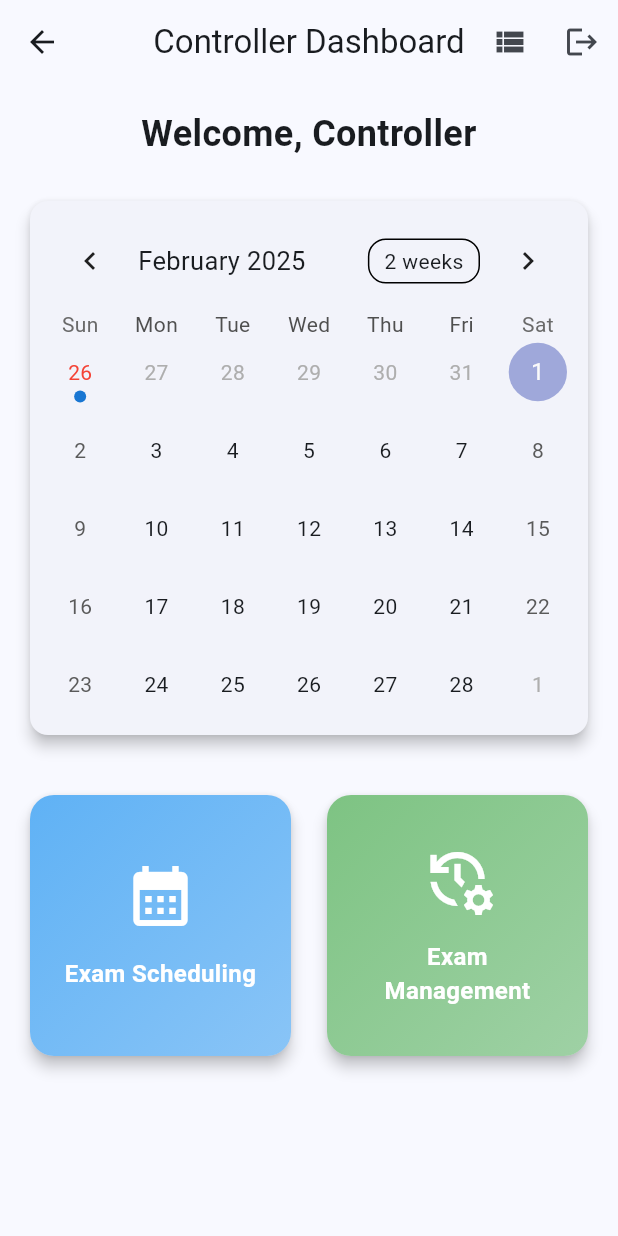
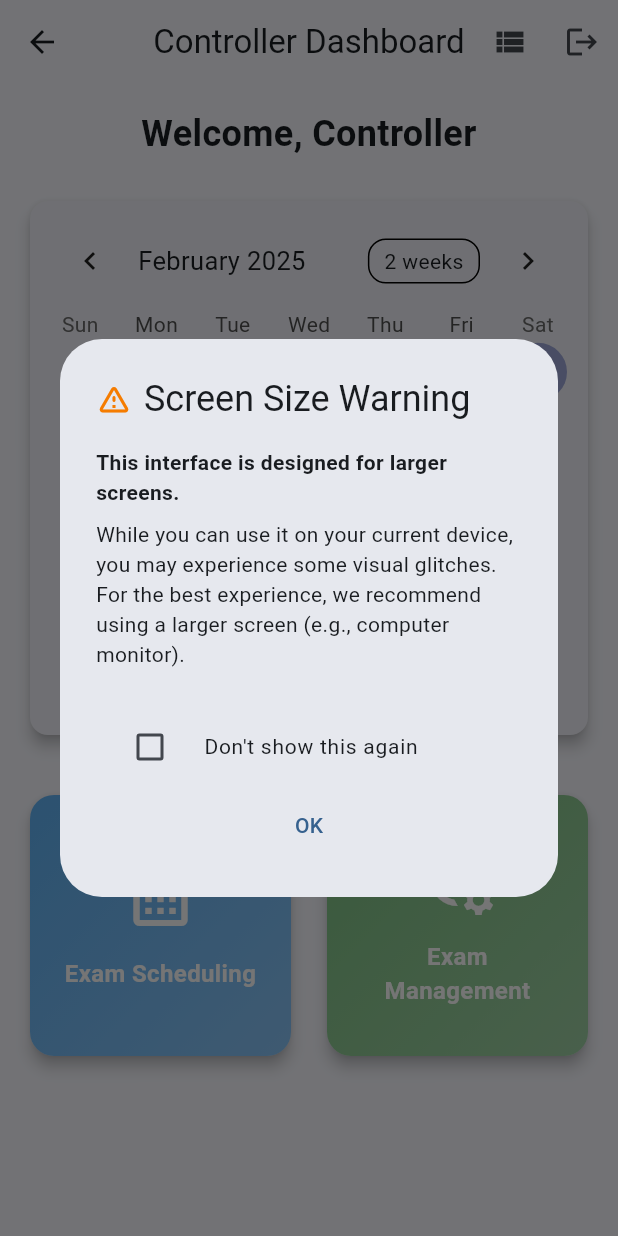
Before and after one commit to MalluBeast69/office_pal, a Flutter app: the ControllerDashboardPage screen opened by its route, on a phone screen of 412 x 824 dp. Run offline on Flutter 3.47's test engine with Material 3 defaults, Android fonts, the light colour scheme and no system bars; drawn by our look-alikes of table_calendar; our stand-ins replace file_picker, flutter_animate, flutter_riverpod, loading_animation_widget, pdf, shared_preferences and 1 more; missing offline and left inert: excel, universal_html; accounts and stored records are empty.

Commit message:
added warning for smaller screens

```diff
--- a/lib/features/controller/presentation/pages/controller_dashboard_page.dart
+++ b/lib/features/controller/presentation/pages/controller_dashboard_page.dart
@@ -8,6 +8,7 @@ import 'package:office_pal/features/controller/domain/services/holiday_service.d
 import 'package:intl/intl.dart';
 import 'package:table_calendar/table_calendar.dart';
 import 'package:office_pal/features/controller/presentation/pages/exam_management_page.dart';
+import 'package:office_pal/shared/widgets/screen_size_warning_dialog.dart';
 
 class ExamDateDialog extends StatelessWidget {
   final DateTime selectedDate;
@@ -117,6 +118,14 @@ class _ControllerDashboardPageState
   DateTime _focusedDay = DateTime.now();
   DateTime? _selectedDay;
   bool _showCalendar = true;
+
+  @override
+  void initState() {
+    super.initState();
+    WidgetsBinding.instance.addPostFrameCallback((_) {
+      ScreenSizeWarningDialog.showWarningIfNeeded(context, 'controller');
+    });
+  }
 
   Future<void> _signOut(BuildContext context) async {
     try {
--- a/lib/features/superintendent/presentation/pages/seating_arrangement/preview_seating_page.dart
+++ b/lib/features/superintendent/presentation/pages/seating_arrangement/preview_seating_page.dart
@@ -11,6 +11,9 @@ import 'package:url_launcher/url_launcher.dart';
 import 'package:uuid/uuid.dart';
 import 'dart:math' as math;
 import '../../pages/student_management_page.dart';
+import 'package:flutter/foundation.dart' show kIsWeb;
+import 'package:universal_html/html.dart' as html;
+import 'dart:io' if (dart.library.html) 'dart:js' as js;
 
 class PreviewSeatingPage extends ConsumerStatefulWidget {
   final List<Map<String, dynamic>> exams;
@@ -1692,20 +1695,36 @@ class _PreviewSeatingPageState extends ConsumerState<PreviewSeatingPage> {
         }
       }
 
-      // Generate filename and save PDF
+      final bytes = await pdf.save();
       final filename = printAll
           ? 'seating_arrangement_all_${DateFormat('yyyy_MM_dd').format(DateTime.now())}.pdf'
           : 'seating_arrangement_${DateFormat('yyyy_MM_dd').format(_selectedDate!)}_${_selectedSession}.pdf';
 
+      if (kIsWeb) {
+        // For web platform, directly download the PDF
+        final blob = html.Blob([bytes], 'application/pdf');
+        final url = html.Url.createObjectUrlFromBlob(blob);
+        final anchor = html.AnchorElement()
+          ..href = url
+          ..style.display = 'none'
+          ..download = filename;
+
+        html.document.body!.children.add(anchor);
+        anchor.click();
+        html.document.body!.children.remove(anchor);
+        html.Url.revokeObjectUrl(url);
+      } else {
+        // For mobile/desktop platforms
         final output = await getTemporaryDirectory();
         final file = File('${output.path}/$filename');
-      await file.writeAsBytes(await pdf.save());
+        await file.writeAsBytes(bytes);
 
         final uri = Uri.file(file.path);
         if (await canLaunchUrl(uri)) {
           await launchUrl(uri);
         } else {
           throw 'Could not open the PDF file';
+        }
       }
 
       setState(() => _isLoading = false);
--- a/lib/features/superintendent/presentation/pages/superintendent_dashboard_page.dart
+++ b/lib/features/superintendent/presentation/pages/superintendent_dashboard_page.dart
@@ -11,6 +11,7 @@ import 'seating_arrangement/select_exam_page.dart';
 import 'seating_management_page.dart';
 import 'dart:convert';
 import 'dart:developer' as developer;
+import 'package:office_pal/shared/widgets/screen_size_warning_dialog.dart';
 
 class SuperintendentDashboardPage extends ConsumerStatefulWidget {
   const SuperintendentDashboardPage({super.key});
@@ -38,6 +39,9 @@ class _SuperintendentDashboardPageState
   void initState() {
     super.initState();
     _loadData();
+    WidgetsBinding.instance.addPostFrameCallback((_) {
+      ScreenSizeWarningDialog.showWarningIfNeeded(context, 'superintendent');
+    });
   }
 
   Future<void> _loadData() async {
--- /dev/null
+++ b/lib/shared/widgets/screen_size_warning_dialog.dart
@@ -0,0 +1,105 @@
+import 'package:flutter/material.dart';
+import 'package:shared_preferences/shared_preferences.dart';
+
+class ScreenSizeWarningDialog extends StatelessWidget {
+  final String role;
+
+  const ScreenSizeWarningDialog({
+    super.key,
+    required this.role,
+  });
+
+  static Future<void> showWarningIfNeeded(
+      BuildContext context, String role) async {
+    final prefs = await SharedPreferences.getInstance();
+    final dontShowAgain = prefs.getBool('dontShowScreenWarning_$role') ?? false;
+
+    if (dontShowAgain) return;
+
+    if (context.mounted && MediaQuery.of(context).size.width < 1024) {
+      if (context.mounted) {
+        showDialog(
+          context: context,
+          builder: (context) => ScreenSizeWarningDialog(role: role),
+        );
+      }
+    }
+  }
+
+  @override
+  Widget build(BuildContext context) {
+    return AlertDialog(
+      title: Row(
+        children: [
+          Icon(Icons.warning_amber_rounded, color: Colors.orange[700]),
+          const SizedBox(width: 8),
+          const Text('Screen Size Warning'),
+        ],
+      ),
+      content: const Column(
+        mainAxisSize: MainAxisSize.min,
+        crossAxisAlignment: CrossAxisAlignment.start,
+        children: [
+          Text(
+            'This interface is designed for larger screens.',
+            style: TextStyle(fontWeight: FontWeight.bold),
+          ),
+          SizedBox(height: 8),
+          Text(
+            'While you can use it on your current device, you may experience some visual glitches. For the best experience, we recommend using a larger screen (e.g., computer monitor).',
+          ),
+        ],
+      ),
+      actions: [
+        StatefulBuilder(
+          builder: (context, setState) {
+            return Column(
+              mainAxisSize: MainAxisSize.min,
+              children: [
+                _DontShowAgainCheckbox(role: role),
+                TextButton(
+                  onPressed: () => Navigator.of(context).pop(),
+                  child: const Text('OK'),
+                ),
+              ],
+            );
+          },
+        ),
+      ],
+    );
+  }
+}
+
+class _DontShowAgainCheckbox extends StatefulWidget {
+  final String role;
+
+  const _DontShowAgainCheckbox({required this.role});
+
+  @override
+  State<_DontShowAgainCheckbox> createState() => _DontShowAgainCheckboxState();
+}
+
+class _DontShowAgainCheckboxState extends State<_DontShowAgainCheckbox> {
+  bool _dontShowAgain = false;
+
+  @override
+  Widget build(BuildContext context) {
+    return CheckboxListTile(
+      title: const Text(
+        "Don't show this again",
+        style: TextStyle(fontSize: 14),
+      ),
+      value: _dontShowAgain,
+      controlAffinity: ListTileControlAffinity.leading,
+      onChanged: (bool? value) async {
+        if (value == true) {
+          final prefs = await SharedPreferences.getInstance();
+          await prefs.setBool('dontShowScreenWarning_${widget.role}', true);
+        }
+        setState(() {
+          _dontShowAgain = value ?? false;
+        });
+      },
+    );
+  }
+}
```
Lines whose indentation alone changed are shown as unchanged.
